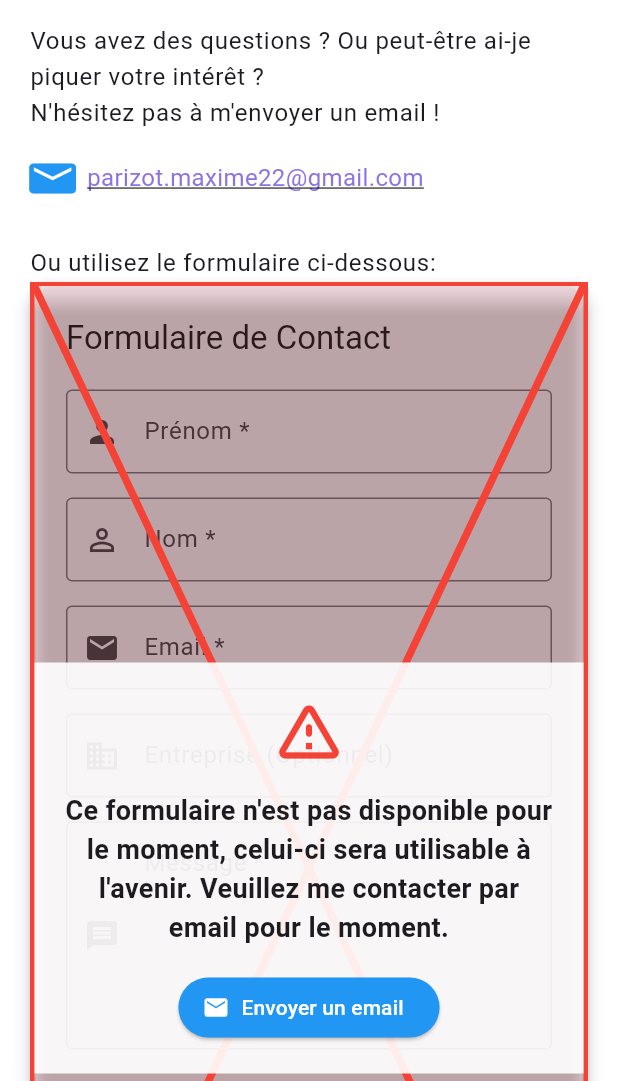
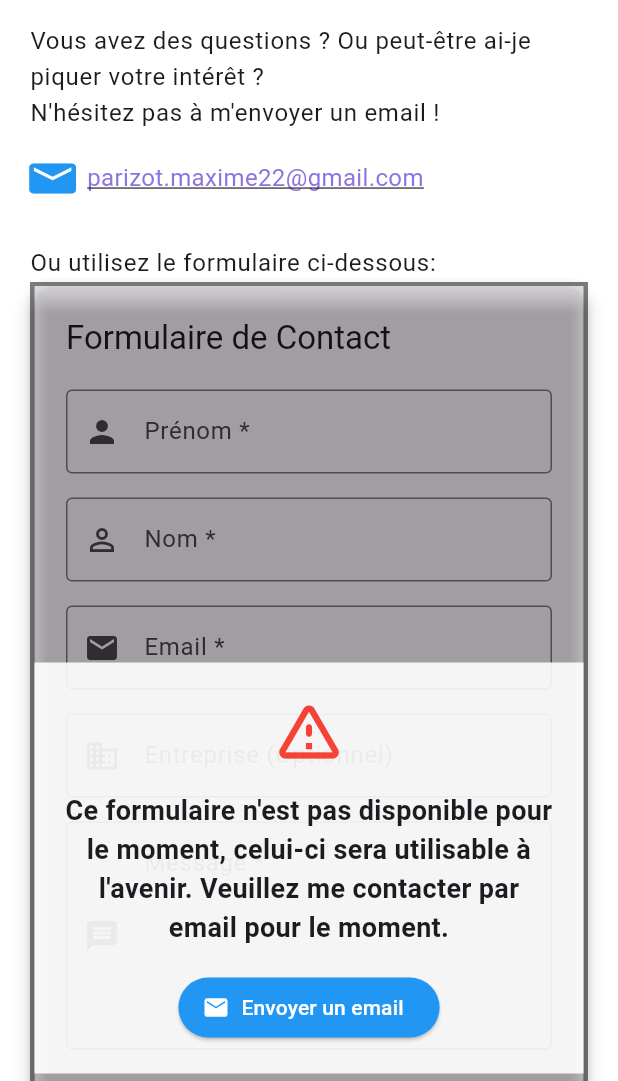
Before and after one commit to ParizotMaxime22/ParizotMaxime22.github.io, a Flutter app: the screen it shows after launch, after a tap on "Mes projets", after a tap on "Me contacter", on a phone screen of 412 x 824 dp, the part 155-1236 px from its top. Run offline on Flutter 3.47's test engine with Material 3 defaults, Android fonts, the phone set to English and light mode, and no system bars; our stand-ins replace font_awesome_flutter, shared_preferences, web; missing offline and left inert: captcha_verification.

Commit message:
Improve project handling and UI consistency
Added assets folder structure for project images and updated image path logic for better platform handling. Enhanced project popup functionality with URL launching and improved error handling for images. Simplified the contact form UI and removed unnecessary custom painting code.

```diff
--- a/lib/components/projects/project_item.dart
+++ b/lib/components/projects/project_item.dart
@@ -1,4 +1,5 @@
 import 'package:flutter/material.dart';
+import 'package:flutter/foundation.dart';
 import '../../models/project.dart';
 
 class ProjectItem extends StatelessWidget {
@@ -13,6 +14,12 @@ class ProjectItem extends StatelessWidget {
 
   @override
   Widget build(BuildContext context) {
+    // Make sure the image path starts with 'assets/' for consistency
+    String imageUrl = project.imageUrl;
+    if (!imageUrl.startsWith('assets/')) {
+      imageUrl = 'assets/$imageUrl';
+    }
+
     return InkWell(
       onTap: onTap,
       child: Column(
@@ -23,11 +30,28 @@ class ProjectItem extends StatelessWidget {
               width: 250,
               height: 250,
               child: Image.asset(
-                project.imageUrl,
+                imageUrl,
                 width: 250,
                 height: 250,
                 fit: BoxFit.cover,
                 errorBuilder: (context, error, stackTrace) {
+                  // If error occurs and this is web, try with an alternate path
+                  if (kIsWeb) {
+                    return Image.network(
+                      '${Uri.base.toString()}$imageUrl',
+                      width: 250,
+                      height: 250,
+                      fit: BoxFit.cover,
+                      errorBuilder: (context, error, stackTrace) {
+                        return Container(
+                          width: 250,
+                          height: 250,
+                          color: Colors.grey.shade300,
+                          child: const Icon(Icons.broken_image, size: 60),
+                        );
+                      },
+                    );
+                  }
                   return Container(
                     width: 250,
                     height: 250,
--- a/lib/pages/contact/contact_page.dart
+++ b/lib/pages/contact/contact_page.dart
@@ -312,15 +312,14 @@ class _ContactPageState extends State<ContactPage> {
                         width: formWidth,
                         height: formHeight,
                         decoration: BoxDecoration(
-                          color: Colors.red.withOpacity(0.1),
-                          border: Border.all(color: Colors.red, width: 3),
+                          color: Colors.black.withOpacity(0.1),
+                          border: Border.all(color: Colors.black45, width: 3),
                         ),
                         child: Stack(
                           children: [
                             // X mark
                             CustomPaint(
                               size: Size(formWidth, formHeight),
-                              painter: CrossPainter(),
                             ),
 
                             // Message
@@ -373,29 +372,3 @@ class _ContactPageState extends State<ContactPage> {
     );
   }
 }
-
-// Custom painter for drawing the red cross
-class CrossPainter extends CustomPainter {
-  @override
-  void paint(Canvas canvas, Size size) {
-    final paint = Paint()
-      ..color = Colors.red
-      ..strokeWidth = 5
-      ..style = PaintingStyle.stroke;
-
-    canvas.drawLine(
-      Offset(0, 0),
-      Offset(size.width, size.height),
-      paint,
-    );
-
-    canvas.drawLine(
-      Offset(size.width, 0),
-      Offset(0, size.height),
-      paint,
-    );
-  }
-
-  @override
-  bool shouldRepaint(CustomPainter oldDelegate) => false;
-}
--- a/lib/pages/projects/projects_page.dart
+++ b/lib/pages/projects/projects_page.dart
@@ -16,7 +16,7 @@ class _ProjectsPageState extends State<ProjectsPage> {
       id: 'p1',
       name: 'MeetBiak',
       imageUrl: 'assets/images/project1.jpg',
-      description: "Une application sociale dédiée aux fan de K-Pop offrant une mise en relation via un système de swipe ainsi qu'une librairie d'idoles et groupes d'artistes, et une page affichant les dernières news sur le thème de la K-Pop.",
+      description: "Une application sociale dédiée aux fan de K-Pop offrant une mise en relation via un système de swipe ainsi qu'une librairie d'idoles et groupes d'artistes, et une page affichant les dernières news sur le thème de la K-Pop.\nCréer et développé par Clément Romond.",
       technologies: ['Flutter', 'Firebase', 'Dart'],
       linkUrl: 'https://meetbiak.webflow.io/',
     ),
@@ -53,15 +53,13 @@ class _ProjectsPageState extends State<ProjectsPage> {
       imageUrl: 'assets/images/personal1.jpg',
       description: "Ma propre application mobile permettant la gestion des ingrédients disponibles chez soit, la recherche de recettes en fonctions de ceux ci, la gestion de sa liste de courses, et enfin l'aide d'un 'chef virtuel' tournant sous Gemini.",
       technologies: ['Flutter', 'SQLite', 'Firebase', 'Dart'],
-      linkUrl: 'https://github.com/myusername/personal1',
     ),
     const Project(
       id: 'personal2',
       name: "Whitecrow's Scuffed bot",
-      imageUrl: 'assets/images/personal2.jpg',
-      description: 'An open-source library I created to simplify common programming tasks in Dart applications.',
-      technologies: ['Python', 'Large Language Models', 'API Requests'],
-      linkUrl: 'https://github.com/myusername/personal2',
+      imageUrl: 'assets/images/personal2.png',
+      description: "Un bot Discord permettant aux utilisateurs l'intéraction avec un modèle de language large tournant en local via des requêtes API, intègre une mémoire conversationnelle liée à chaque utilisateur.",
+      technologies: ['Python', 'Large Language Models', 'Gestion API'],
     ),
     // const Project(
     //   id: 'personal3',
@@ -123,8 +121,10 @@ class _ProjectsPageState extends State<ProjectsPage> {
   }
 
   Widget _buildProjectGrid(BuildContext context, List<Project> projects) {
-    return Wrap(
-      alignment: WrapAlignment.spaceEvenly,
+    return SizedBox(
+      width: double.infinity, // Make the Wrap take up the full width
+      child: Wrap(
+        alignment: WrapAlignment.start, // or .spaceBetween, .spaceAround, etc.
         spacing: 16,
         runSpacing: 32,
         children: projects.map((project) {
@@ -133,6 +133,7 @@ class _ProjectsPageState extends State<ProjectsPage> {
             onTap: () => _showProjectPopup(context, project),
           );
         }).toList(),
+      ),
     );
   }
 }
--- a/pubspec.yaml
+++ b/pubspec.yaml
@@ -61,6 +61,10 @@ flutter:
   assets:
     - assets/profile_picture.png
     - assets/cv.png
+    - assets/images/
+    - assets/images/project1.jpg
+    - assets/images/personal1.jpg
+    - assets/images/personal2.png
 
   # The following line ensures that the Material Icons font is
   # included with your application, so that you can use the icons in
```
Also changed, not shown: lib/components/projects/project_popup.dart (+18 -5 lines), lib/models/project.dart (+14 -0 lines), assets/images/personal1.jpg (added), assets/images/personal2.png (added), assets/profile_picture.png. Lines whose indentation alone changed are shown as unchanged.
